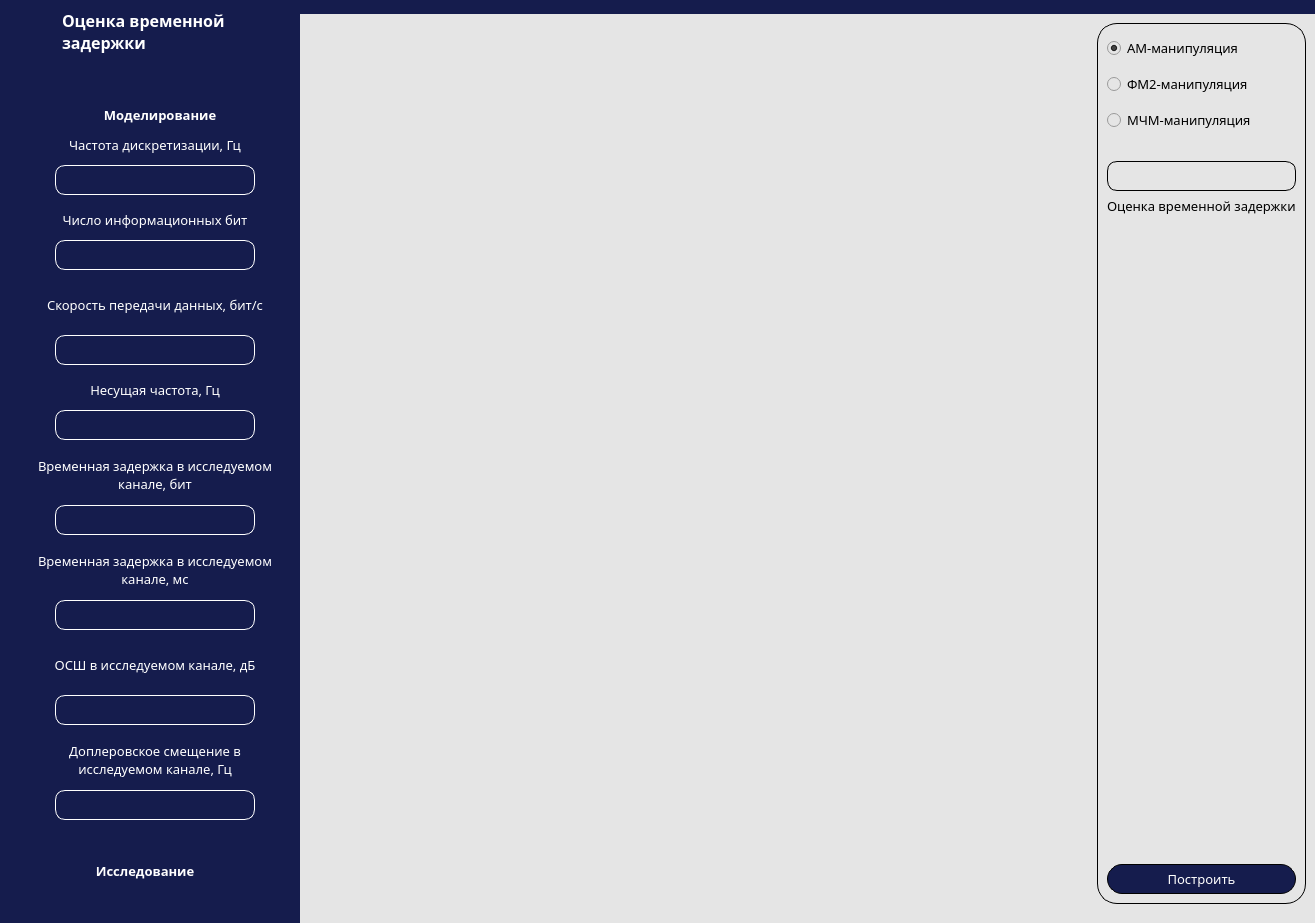
Qt form ui/main.ui (nmikolaychuk/time-delay-assessment-doppler) before a commit.
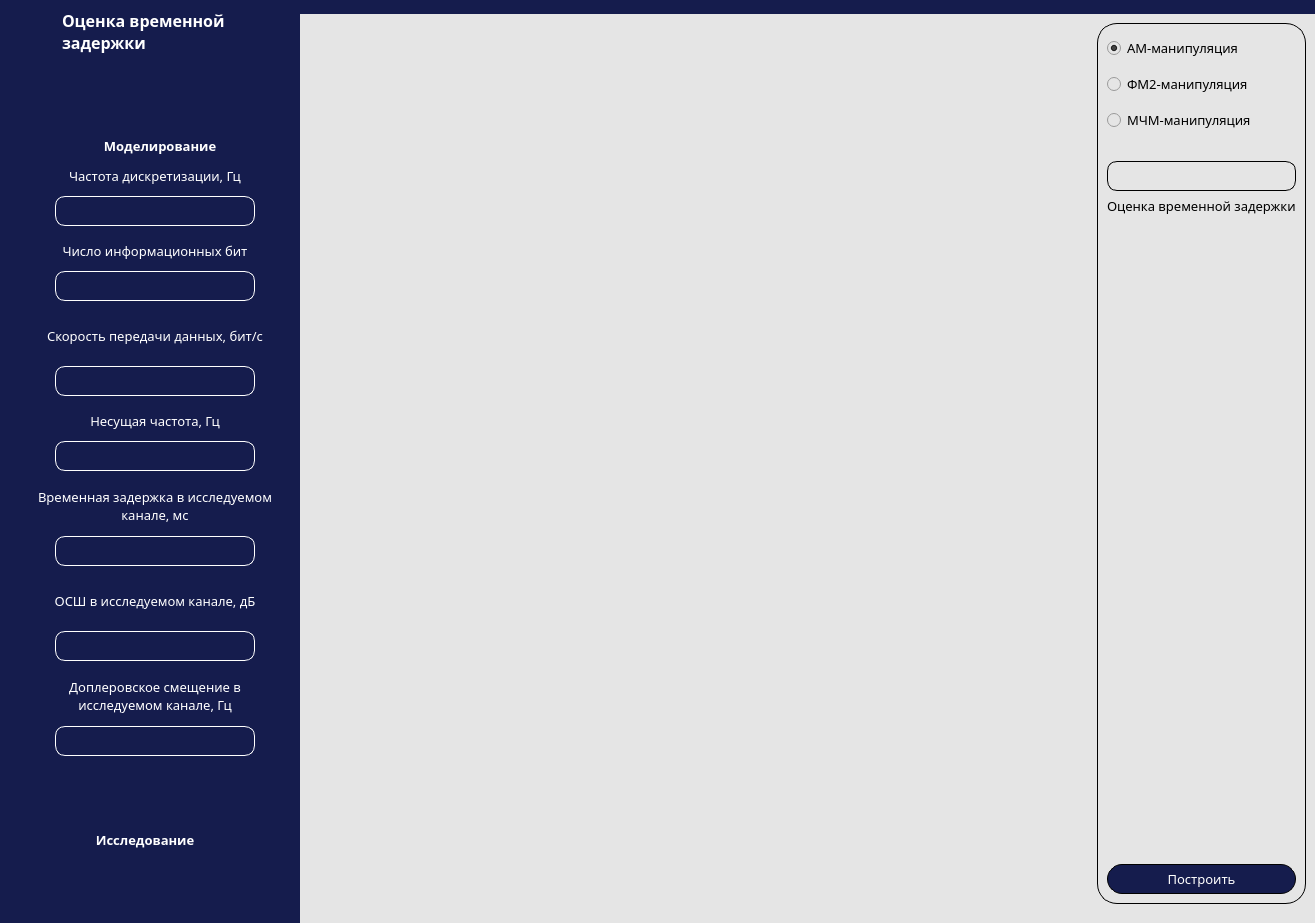
The same form after that commit. Icons and pictures are not drawn.

```diff
--- a/ui/main.ui
+++ b/ui/main.ui
@@ -693,94 +693,6 @@
                </property>
               </spacer>
              </item>
-             <item alignment="Qt::AlignHCenter">
-              <widget class="QLabel" name="label_10">
-               <property name="minimumSize">
-                <size>
-                 <width>250</width>
-                 <height>50</height>
-                </size>
-               </property>
-               <property name="maximumSize">
-                <size>
-                 <width>250</width>
-                 <height>16777215</height>
-                </size>
-               </property>
-               <property name="font">
-                <font>
-                 <family>Century Gothic</family>
-                 <pointsize>10</pointsize>
-                </font>
-               </property>
-               <property name="styleSheet">
-                <string notr="true">color: rgb(255, 255, 255);</string>
-               </property>
-               <property name="text">
-                <string>Временная задержка в исследуемом канале, бит</string>
-               </property>
-               <property name="alignment">
-                <set>Qt::AlignCenter</set>
-               </property>
-               <property name="wordWrap">
-                <bool>true</bool>
-               </property>
-              </widget>
-             </item>
-             <item>
-              <spacer name="verticalSpacer_20">
-               <property name="orientation">
-                <enum>Qt::Vertical</enum>
-               </property>
-               <property name="sizeType">
-                <enum>QSizePolicy::Fixed</enum>
-               </property>
-               <property name="sizeHint" stdset="0">
-                <size>
-                 <width>20</width>
-                 <height>5</height>
-                </size>
-               </property>
-              </spacer>
-             </item>
-             <item alignment="Qt::AlignHCenter">
-              <widget class="QLineEdit" name="time_delay_bits_edit">
-               <property name="minimumSize">
-                <size>
-                 <width>200</width>
-                 <height>30</height>
-                </size>
-               </property>
-               <property name="maximumSize">
-                <size>
-                 <width>200</width>
-                 <height>16777215</height>
-                </size>
-               </property>
-               <property name="styleSheet">
-                <string notr="true">border: 1px solid black;
-border-radius: 10px;
-border-color: rgb(255, 255, 255);
-color: rgb(255, 255, 255);</string>
-               </property>
-              </widget>
-             </item>
-             <item>
-              <spacer name="verticalSpacer_21">
-               <property name="orientation">
-                <enum>Qt::Vertical</enum>
-               </property>
-               <property name="sizeType">
-                <enum>QSizePolicy::Fixed</enum>
-               </property>
-               <property name="sizeHint" stdset="0">
-                <size>
-                 <width>20</width>
-                 <height>10</height>
-                </size>
-               </property>
-              </spacer>
-             </item>
              <item alignment="Qt::AlignHCenter">
               <widget class="QLabel" name="label_8">
                <property name="minimumSize">
@@ -864,6 +776,9 @@
                <property name="alignment">
                 <set>Qt::AlignCenter</set>
                </property>
+               <property name="readOnly">
+                <bool>false</bool>
+               </property>
               </widget>
              </item>
              <item>
```
Left out of the diff: 2 changed lines with no effect on the pictures.
